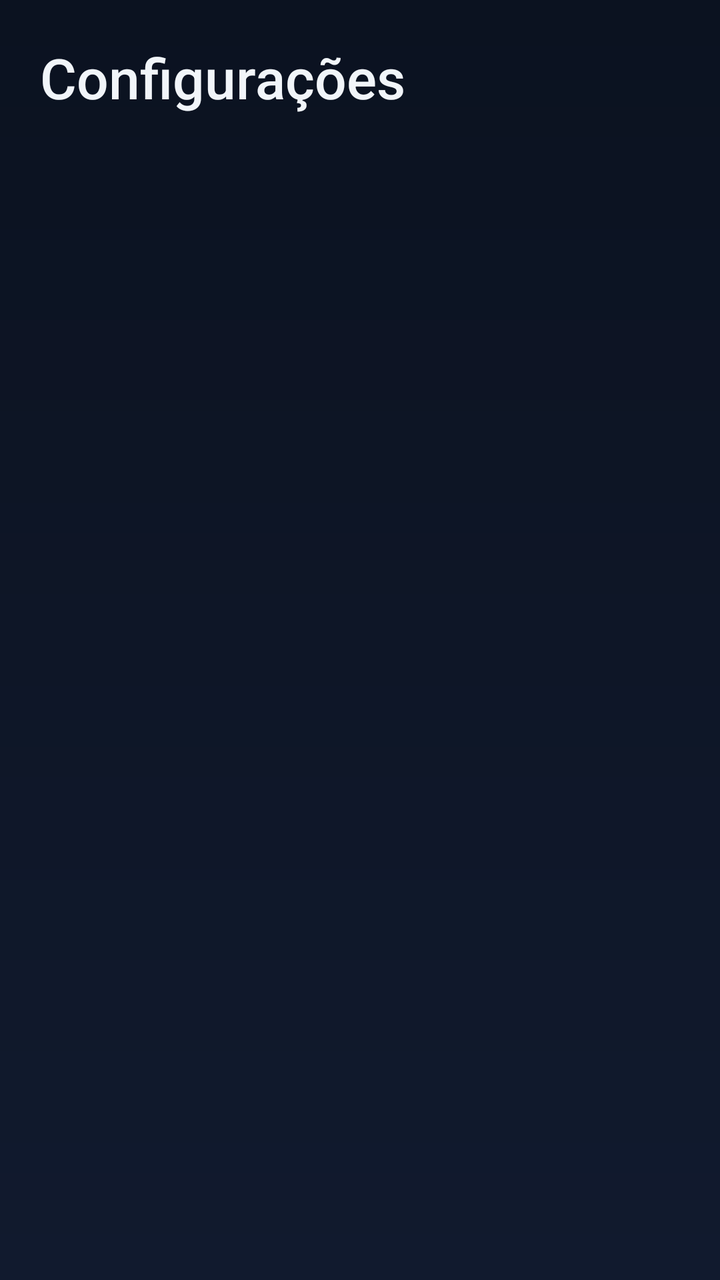
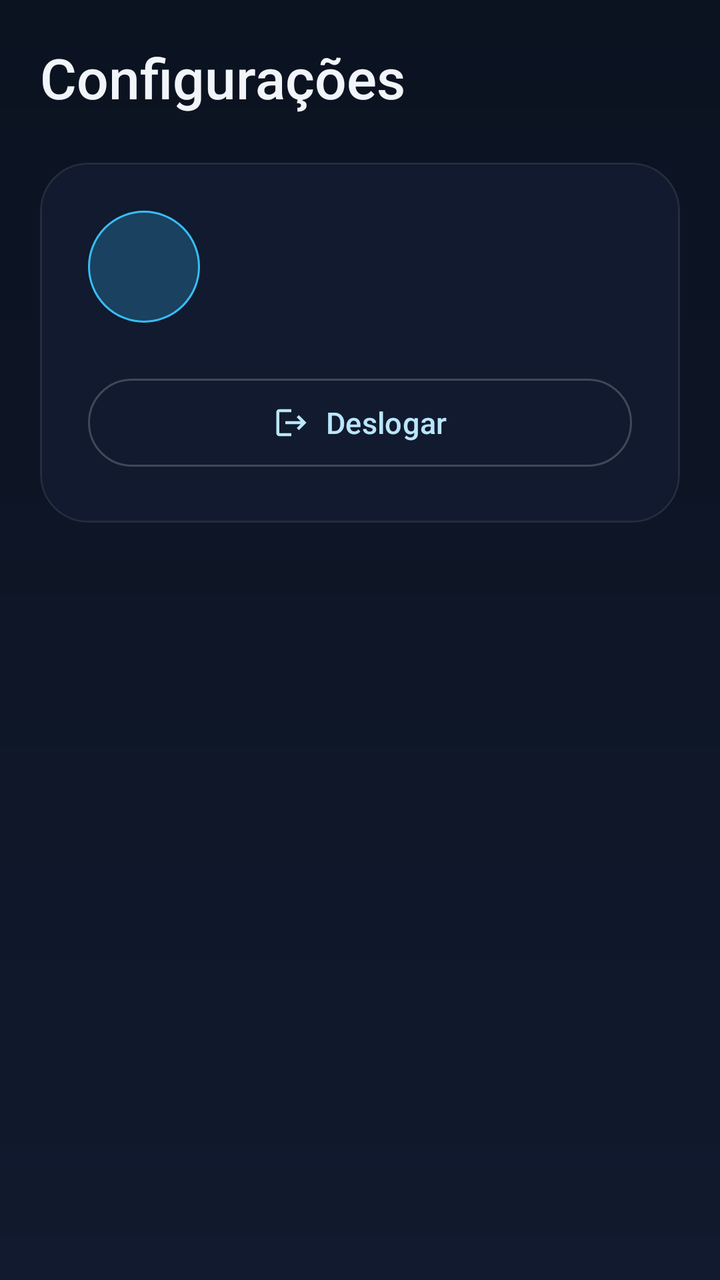

Before-and-after screenshots of an Android layout around one commit, followed by the original layout XML and the change that was made.
<!-- AndroidManifest.xml: application theme Theme.MystMusic -->
<!-- res/layout/fragment_settings.xml -->
<?xml version="1.0" encoding="utf-8"?>
<androidx.core.widget.NestedScrollView xmlns:android="http://schemas.android.com/apk/res/android"
    xmlns:app="http://schemas.android.com/apk/res-auto"
    android:layout_width="match_parent"
    android:layout_height="match_parent"
    android:clipToPadding="false"
    android:fillViewport="true">

    <LinearLayout
        android:layout_width="match_parent"
        android:layout_height="wrap_content"
        android:orientation="vertical"
        android:paddingStart="@dimen/screen_margin"
        android:paddingTop="@dimen/screen_margin"
        android:paddingEnd="@dimen/screen_margin"
        android:paddingBottom="@dimen/content_bottom_padding">

        <TextView
            android:layout_width="wrap_content"
            android:layout_height="wrap_content"
            android:fontFamily="sans-serif-medium"
            android:text="@string/settings_title"
            android:textColor="@color/text"
            android:textSize="28sp" />

        <TextView
            android:id="@+id/settingsVersion"
            android:layout_width="wrap_content"
            android:layout_height="wrap_content"
            android:layout_marginTop="@dimen/space_xl"
            android:textColor="@color/text_dim"
            android:textSize="@dimen/text_body" />
    </LinearLayout>
</androidx.core.widget.NestedScrollView>
<!-- resources referenced by this layout -->
<resources>
  <color name="text">#F1F5F9</color>
  <color name="text_dim">#94A3B8</color>
  <dimen name="content_bottom_padding">112dp</dimen>
  <dimen name="screen_margin">20dp</dimen>
  <dimen name="space_xl">32dp</dimen>
  <dimen name="text_body">14sp</dimen>
  <string name="settings_title">Configurações</string>
  <color name="sky_400">#38BDF8</color>
  <color name="bg">#0B1220</color>
  <color name="sky_500">#0EA5E9</color>
  <color name="surface">#111A2E</color>
  <color name="error">#F87171</color>
  <!-- drawable bg_app (drawable) -->
  <?xml version="1.0" encoding="utf-8"?>
  <shape xmlns:android="http://schemas.android.com/apk/res/android" android:shape="rectangle">
      <gradient android:angle="270" android:startColor="@color/bg" android:endColor="@color/surface" />
  </shape>
  <style name="ThemeOverlay.MystMusic.Dialog" parent="ThemeOverlay.Material3.MaterialAlertDialog">
          <item name="colorSurface">@color/surface_alt</item>
          <item name="colorOnSurface">@color/text</item>
          <item name="colorPrimary">@color/sky_400</item>
          <item name="android:windowBackground">@color/transparent</item>
      </style>
  <style name="ThemeOverlay.MystMusic.BottomSheet" parent="ThemeOverlay.Material3.BottomSheetDialog">
          <item name="bottomSheetStyle">@style/Widget.MystMusic.BottomSheet</item>
          <item name="android:windowBackground">@color/transparent</item>
      </style>
  <color name="surface_alt">#16223A</color>
  <color name="transparent">#00000000</color>
  <style name="Widget.MystMusic.BottomSheet" parent="Widget.Material3.BottomSheet.Modal">
          <item name="backgroundTint">@color/surface_alt</item>
          <item name="shapeAppearanceOverlay">@style/ShapeAppearance.MystMusic.BottomSheet</item>
      </style>
  <style name="ShapeAppearance.MystMusic.BottomSheet" parent="">
          <item name="cornerFamily">rounded</item>
          <item name="cornerSizeTopLeft">28dp</item>
          <item name="cornerSizeTopRight">28dp</item>
          <item name="cornerSizeBottomLeft">0dp</item>
          <item name="cornerSizeBottomRight">0dp</item>
      </style>
  <!-- unchanged entries left out for length: 2 -->
</resources>

<!-- the commit's change to res/layout/fragment_settings.xml (unified diff, before → after) -->
@@ -23,11 +23,88 @@
             android:textColor="@color/text"
             android:textSize="28sp" />
 
+        <com.google.android.material.card.MaterialCardView
+            android:layout_width="match_parent"
+            android:layout_height="wrap_content"
+            android:layout_marginTop="@dimen/space_l"
+            app:cardBackgroundColor="@color/surface"
+            app:cardCornerRadius="@dimen/corner_large"
+            app:cardElevation="0dp"
+            app:strokeColor="@color/white_8"
+            app:strokeWidth="1dp">
+
+            <LinearLayout
+                android:layout_width="match_parent"
+                android:layout_height="wrap_content"
+                android:orientation="vertical"
+                android:padding="@dimen/space_l">
+
+                <LinearLayout
+                    android:layout_width="match_parent"
+                    android:layout_height="wrap_content"
+                    android:gravity="center_vertical"
+                    android:orientation="horizontal">
+
+                    <FrameLayout
+                        android:layout_width="56dp"
+                        android:layout_height="56dp"
+                        android:background="@drawable/bg_avatar">
+
+                        <TextView
+                            android:id="@+id/settingsInitial"
+                            android:layout_width="wrap_content"
+                            android:layout_height="wrap_content"
+                            android:layout_gravity="center"
+                            android:fontFamily="sans-serif-medium"
+                            android:textColor="@color/sky_400"
+                            android:textSize="24sp" />
+                    </FrameLayout>
+
+                    <LinearLayout
+                        android:layout_width="0dp"
+                        android:layout_height="wrap_content"
+                        android:layout_marginStart="@dimen/space_m"
+                        android:layout_weight="1"
+                        android:orientation="vertical">
+
+                        <TextView
+                            android:id="@+id/settingsAccountName"
+                            android:layout_width="match_parent"
+                            android:layout_height="wrap_content"
+                            android:ellipsize="end"
+                            android:fontFamily="sans-serif-medium"
+                            android:maxLines="1"
+                            android:textColor="@color/text"
+                            android:textSize="18sp" />
+
+                        <TextView
+                            android:id="@+id/settingsAccountType"
+                            android:layout_width="match_parent"
+                            android:layout_height="wrap_content"
+                            android:layout_marginTop="2dp"
+                            android:textColor="@color/text_dim"
+                            android:textSize="@dimen/text_small" />
+                    </LinearLayout>
+                </LinearLayout>
+
+                <com.google.android.material.button.MaterialButton
+                    android:id="@+id/settingsLogout"
+                    style="@style/Widget.MystMusic.Button.Secondary"
+                    android:layout_width="match_parent"
+                    android:layout_height="52dp"
+                    android:layout_marginTop="@dimen/space_l"
+                    android:text="@string/settings_logout"
+                    app:icon="@drawable/ic_logout"
+                    app:iconGravity="textStart"
+                    app:iconPadding="@dimen/space_s" />
+            </LinearLayout>
+        </com.google.android.material.card.MaterialCardView>
+
         <TextView
             android:id="@+id/settingsVersion"
             android:layout_width="wrap_content"
             android:layout_height="wrap_content"
-            android:layout_marginTop="@dimen/space_xl"
+            android:layout_marginTop="@dimen/space_l"
             android:textColor="@color/text_dim"
             android:textSize="@dimen/text_body" />
     </LinearLayout>
<!-- resource entries referenced after the edit -->
@@ -2,11 +2,44 @@
 <resources>
   <color name="text">#F1F5F9</color>
   <color name="text_dim">#94A3B8</color>
+  <color name="white_8">#14FFFFFF</color>
   <dimen name="content_bottom_padding">112dp</dimen>
+  <dimen name="corner_large">24dp</dimen>
   <dimen name="screen_margin">20dp</dimen>
-  <dimen name="space_xl">32dp</dimen>
+  <dimen name="space_l">24dp</dimen>
+  <dimen name="space_m">16dp</dimen>
+  <dimen name="space_s">8dp</dimen>
   <dimen name="text_body">14sp</dimen>
+  <dimen name="text_small">12sp</dimen>
+  <!-- drawable bg_avatar (drawable) -->
+  <?xml version="1.0" encoding="utf-8"?>
+  <shape xmlns:android="http://schemas.android.com/apk/res/android" android:shape="oval">
+      <solid android:color="@color/sky_alpha_24" />
+      <stroke android:width="1dp" android:color="@color/sky_400" />
+  </shape>
+  <!-- drawable ic_logout (drawable) -->
+  <?xml version="1.0" encoding="utf-8"?>
+  <vector xmlns:android="http://schemas.android.com/apk/res/android"
+      android:width="24dp" android:height="24dp"
+      android:viewportWidth="24" android:viewportHeight="24">
+      <path android:fillColor="#FFFFFFFF" android:pathData="M17 7l-1.41 1.41L18.17 11H8v2h10.17l-2.58 2.58L17 17l5-5-5-5zM4 5h8V3H4c-1.1 0-2 .9-2 2v14c0 1.1.9 2 2 2h8v-2H4V5z" />
+  </vector>
+  <string name="settings_logout">Deslogar</string>
   <string name="settings_title">Configurações</string>
+  <style name="Widget.MystMusic.Button.Secondary" parent="Widget.Material3.Button.OutlinedButton">
+          <item name="android:textColor">@color/sky_200</item>
+          <item name="strokeColor">@color/white_20</item>
+          <item name="cornerRadius">24dp</item>
+          <item name="android:textAllCaps">false</item>
+          <item name="android:textSize">@dimen/text_button</item>
+          <item name="android:minHeight">@dimen/touch_target</item>
+          <item name="iconTint">@color/sky_200</item>
+      </style>
+  <color name="sky_alpha_24">#3D38BDF8</color>
+  <color name="sky_200">#BAE6FD</color>
+  <color name="white_20">#33FFFFFF</color>
+  <dimen name="text_button">15sp</dimen>
+  <dimen name="touch_target">48dp</dimen>
   <color name="sky_400">#38BDF8</color>
   <color name="bg">#0B1220</color>
   <color name="sky_500">#0EA5E9</color>
